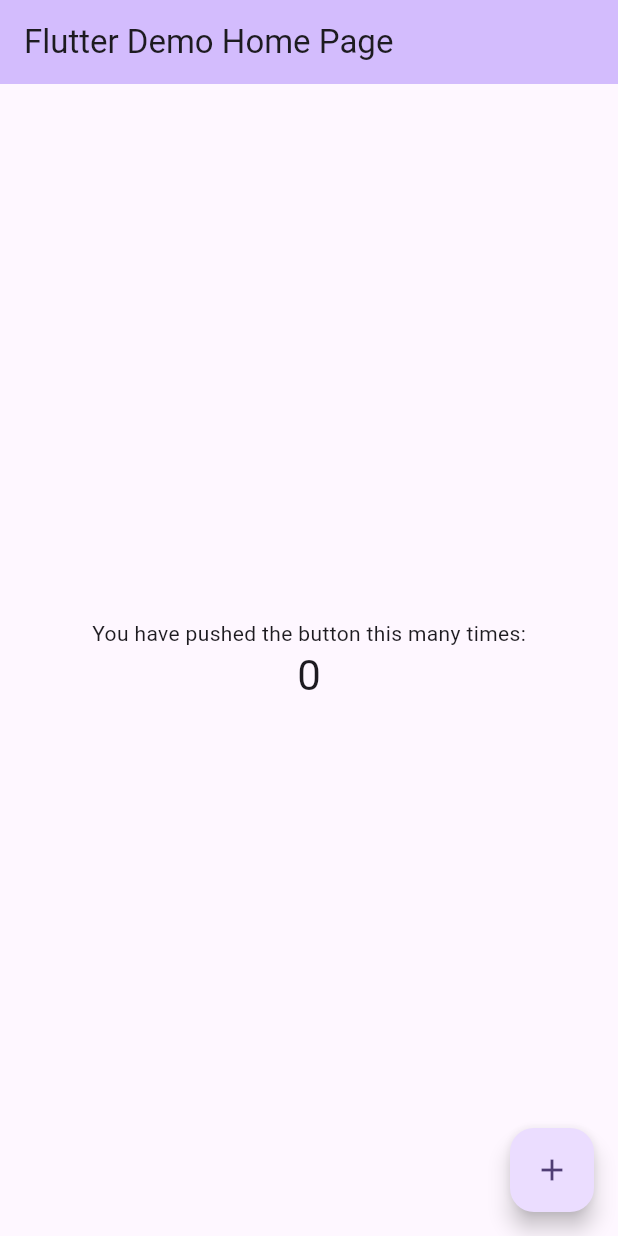
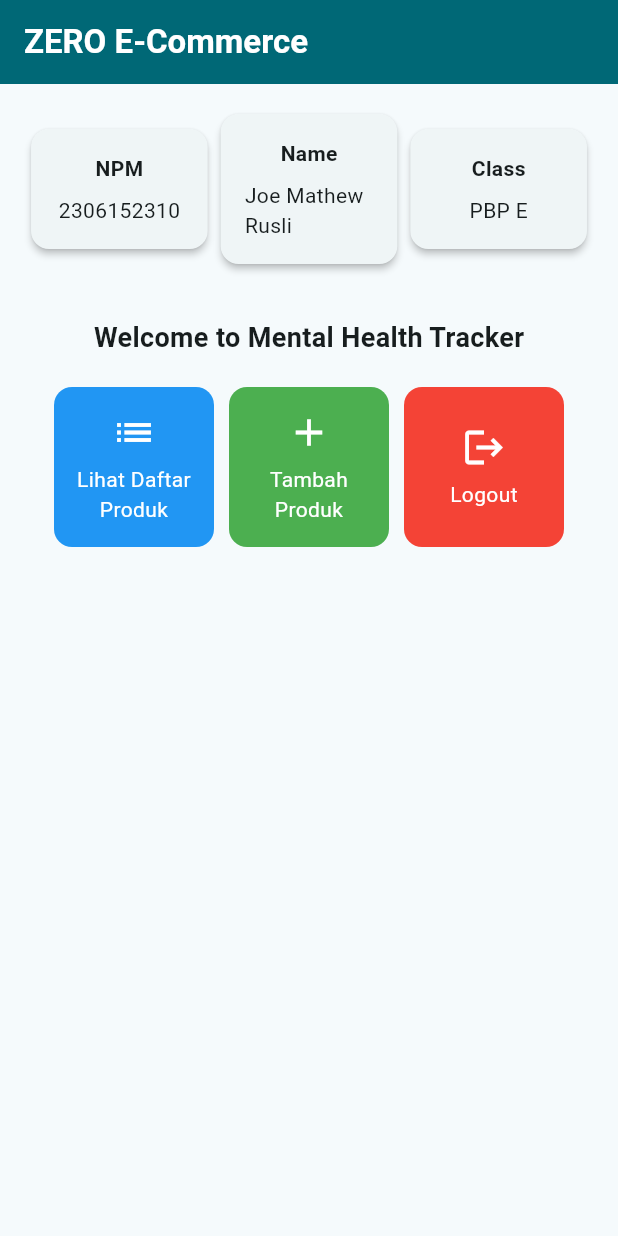
Before and after one commit to zerothy/zero-pbp-mobile, a Flutter app: the screen it shows after launch, on a phone screen of 412 x 824 dp. Run offline on Flutter 3.47's test engine with Material 3 defaults, Android fonts, the phone set to English and light mode, and no system bars.

Commit message:
feat: tugas 1

```diff
--- a/lib/main.dart
+++ b/lib/main.dart
@@ -1,4 +1,5 @@
 import 'package:flutter/material.dart';
+import 'package:zero_pbp_mobile/menu.dart';
 
 void main() {
   runApp(const MyApp());
@@ -11,115 +12,12 @@
   @override
   Widget build(BuildContext context) {
     return MaterialApp(
-      title: 'Flutter Demo',
+      title: 'Zero PBP Mobile',
       theme: ThemeData(
-        // This is the theme of your application.
-        //
-        // TRY THIS: Try running your application with "flutter run". You'll see
-        // the application has a purple toolbar. Then, without quitting the app,
-        // try changing the seedColor in the colorScheme below to Colors.green
-        // and then invoke "hot reload" (save your changes or press the "hot
-        // reload" button in a Flutter-supported IDE, or press "r" if you used
-        // the command line to start the app).
-        //
-        // Notice that the counter didn't reset back to zero; the application
-        // state is not lost during the reload. To reset the state, use hot
-        // restart instead.
-        //
-        // This works for code too, not just values: Most code changes can be
-        // tested with just a hot reload.
-        colorScheme: ColorScheme.fromSeed(seedColor: Colors.deepPurple),
+        colorScheme: ColorScheme.fromSeed(seedColor: Colors.cyan),
         useMaterial3: true,
       ),
-      home: const MyHomePage(title: 'Flutter Demo Home Page'),
+      home: MyHomePage(),
     );
   }
 }
-
-class MyHomePage extends StatefulWidget {
-  const MyHomePage({super.key, required this.title});
-
-  // This widget is the home page of your application. It is stateful, meaning
-  // that it has a State object (defined below) that contains fields that affect
-  // how it looks.
-
-  // This class is the configuration for the state. It holds the values (in this
-  // case the title) provided by the parent (in this case the App widget) and
-  // used by the build method of the State. Fields in a Widget subclass are
-  // always marked "final".
-
-  final String title;
-
-  @override
-  State<MyHomePage> createState() => _MyHomePageState();
-}
-
-class _MyHomePageState extends State<MyHomePage> {
-  int _counter = 0;
-
-  void _incrementCounter() {
-    setState(() {
-      // This call to setState tells the Flutter framework that something has
-      // changed in this State, which causes it to rerun the build method below
-      // so that the display can reflect the updated values. If we changed
-      // _counter without calling setState(), then the build method would not be
-      // called again, and so nothing would appear to happen.
-      _counter++;
-    });
-  }
-
-  @override
-  Widget build(BuildContext context) {
-    // This method is rerun every time setState is called, for instance as done
-    // by the _incrementCounter method above.
-    //
-    // The Flutter framework has been optimized to make rerunning build methods
-    // fast, so that you can just rebuild anything that needs updating rather
-    // than having to individually change instances of widgets.
-    return Scaffold(
-      appBar: AppBar(
-        // TRY THIS: Try changing the color here to a specific color (to
-        // Colors.amber, perhaps?) and trigger a hot reload to see the AppBar
-        // change color while the other colors stay the same.
-        backgroundColor: Theme.of(context).colorScheme.inversePrimary,
-        // Here we take the value from the MyHomePage object that was created by
-        // the App.build method, and use it to set our appbar title.
-        title: Text(widget.title),
-      ),
-      body: Center(
-        // Center is a layout widget. It takes a single child and positions it
-        // in the middle of the parent.
-        child: Column(
-          // Column is also a layout widget. It takes a list of children and
-          // arranges them vertically. By default, it sizes itself to fit its
-          // children horizontally, and tries to be as tall as its parent.
-          //
-          // Column has various properties to control how it sizes itself and
-          // how it positions its children. Here we use mainAxisAlignment to
-          // center the children vertically; the main axis here is the vertical
-          // axis because Columns are vertical (the cross axis would be
-          // horizontal).
-          //
-          // TRY THIS: Invoke "debug painting" (choose the "Toggle Debug Paint"
-          // action in the IDE, or press "p" in the console), to see the
-          // wireframe for each widget.
-          mainAxisAlignment: MainAxisAlignment.center,
-          children: <Widget>[
-            const Text(
-              'You have pushed the button this many times:',
-            ),
-            Text(
-              '$_counter',
-              style: Theme.of(context).textTheme.headlineMedium,
-            ),
-          ],
-        ),
-      ),
-      floatingActionButton: FloatingActionButton(
-        onPressed: _incrementCounter,
-        tooltip: 'Increment',
-        child: const Icon(Icons.add),
-      ), // This trailing comma makes auto-formatting nicer for build methods.
-    );
-  }
-}
--- /dev/null
+++ b/lib/menu.dart
@@ -0,0 +1,190 @@
+import 'package:flutter/material.dart';
+
+class MyHomePage extends StatelessWidget {
+  MyHomePage({super.key});
+
+  final String npm = '2306152310'; // NPM
+  final String name = 'Joe Mathew Rusli'; // Nama
+  final String className = 'PBP E'; // Kelas
+
+  final List<ItemHomepage> items = [
+    ItemHomepage("Lihat Daftar Produk", Icons.list, Colors.blue, Colors.white),
+    ItemHomepage("Tambah Produk", Icons.add, Colors.green, Colors.white),
+    ItemHomepage("Logout", Icons.logout, Colors.red, Colors.white),
+  ];
+
+  @override
+  Widget build(BuildContext context) {
+    // Scaffold menyediakan struktur dasar halaman dengan AppBar dan body.
+    return Scaffold(
+      // AppBar adalah bagian atas halaman yang menampilkan judul.
+      appBar: AppBar(
+        // Judul aplikasi "Mental Health Tracker" dengan teks putih dan tebal.
+        title: const Text(
+          'ZERO E-Commerce',
+          style: TextStyle(
+            color: Colors.white,
+            fontWeight: FontWeight.bold,
+          ),
+        ),
+        // Warna latar belakang AppBar diambil dari skema warna tema aplikasi.
+        backgroundColor: Theme.of(context).colorScheme.primary,
+      ),
+      // Body halaman dengan padding di sekelilingnya.
+      body: Padding(
+        padding: const EdgeInsets.all(16.0),
+        // Menyusun widget secara vertikal dalam sebuah kolom.
+        child: Column(
+          crossAxisAlignment: CrossAxisAlignment.center,
+          children: [
+            // Row untuk menampilkan 3 InfoCard secara horizontal.
+            Row(
+              mainAxisAlignment: MainAxisAlignment.spaceEvenly,
+              children: [
+                InfoCard(title: 'NPM', content: npm),
+                InfoCard(title: 'Name', content: name),
+                InfoCard(title: 'Class', content: className),
+              ],
+            ),
+
+            // Memberikan jarak vertikal 16 unit.
+            const SizedBox(height: 16.0),
+
+            // Menempatkan widget berikutnya di tengah halaman.
+            Center(
+              child: Column(
+                // Menyusun teks dan grid item secara vertikal.
+
+                children: [
+                  // Menampilkan teks sambutan dengan gaya tebal dan ukuran 18.
+                  const Padding(
+                    padding: EdgeInsets.only(top: 16.0),
+                    child: Text(
+                      'Welcome to Mental Health Tracker',
+                      style: TextStyle(
+                        fontWeight: FontWeight.bold,
+                        fontSize: 18.0,
+                      ),
+                    ),
+                  ),
+
+                  // Grid untuk menampilkan ItemCard dalam bentuk grid 3 kolom.
+                  GridView.count(
+                    primary: true,
+                    padding: const EdgeInsets.all(20),
+                    crossAxisSpacing: 10,
+                    mainAxisSpacing: 10,
+                    crossAxisCount: 3,
+                    // Agar grid menyesuaikan tinggi kontennya.
+                    shrinkWrap: true,
+
+                    // Menampilkan ItemCard untuk setiap item dalam list items.
+                    children: items.map((ItemHomepage item) {
+                      return ItemCard(item);
+                    }).toList(),
+                  ),
+                ],
+              ),
+            ),
+          ],
+        ),
+      ),
+    );
+  }
+}
+
+class InfoCard extends StatelessWidget {
+  // Kartu informasi yang menampilkan title dan content.
+
+  final String title; // Judul kartu.
+  final String content; // Isi kartu.
+
+  const InfoCard({super.key, required this.title, required this.content});
+
+  @override
+  Widget build(BuildContext context) {
+    return Card(
+      // Membuat kotak kartu dengan bayangan dibawahnya.
+      elevation: 2.0,
+      child: Container(
+        // Mengatur ukuran dan jarak di dalam kartu.
+        width: MediaQuery.of(context).size.width /
+            3.5, // menyesuaikan dengan lebar device yang digunakan.
+        padding: const EdgeInsets.all(16.0),
+        // Menyusun title dan content secara vertikal.
+        child: Column(
+          children: [
+            Text(
+              title,
+              style: const TextStyle(fontWeight: FontWeight.bold),
+            ),
+            const SizedBox(height: 8.0),
+            Text(content),
+          ],
+        ),
+      ),
+    );
+  }
+}
+
+class ItemHomepage {
+  final String name;
+  final IconData icon;
+  final Color iconColor;
+  final Color backgroundColor;
+
+  ItemHomepage(this.name, this.icon, this.backgroundColor, this.iconColor);
+}
+
+class ItemCard extends StatelessWidget {
+  // Menampilkan kartu dengan ikon dan nama.
+
+  final ItemHomepage item;
+
+  const ItemCard(this.item, {super.key});
+
+  @override
+  Widget build(BuildContext context) {
+    return Material(
+      // Menentukan warna latar belakang dari tema aplikasi.
+      color: item.backgroundColor,
+      // Membuat sudut kartu melengkung.
+      borderRadius: BorderRadius.circular(12),
+
+      child: InkWell(
+        // Aksi ketika kartu ditekan.
+        onTap: () {
+          // Menampilkan pesan SnackBar saat kartu ditekan.
+          ScaffoldMessenger.of(context)
+            ..hideCurrentSnackBar()
+            ..showSnackBar(
+              SnackBar(content: Text("Kamu telah menekan tombol ${item.name}!"))
+            );
+        },
+        // Container untuk menyimpan Icon dan Text
+        child: Container(
+          padding: const EdgeInsets.all(8),
+          child: Center(
+            child: Column(
+              // Menyusun ikon dan teks di tengah kartu.
+              mainAxisAlignment: MainAxisAlignment.center,
+              children: [
+                Icon(
+                  item.icon,
+                  color: item.iconColor,
+                  size: 30.0,
+                ),
+                const Padding(padding: EdgeInsets.all(3)),
+                Text(
+                  item.name,
+                  textAlign: TextAlign.center,
+                  style: const TextStyle(color: Colors.white),
+                ),
+              ],
+            ),
+          ),
+        ),
+      ),
+    );
+  }
+}
```
Also changed, not shown: 1 other file.
